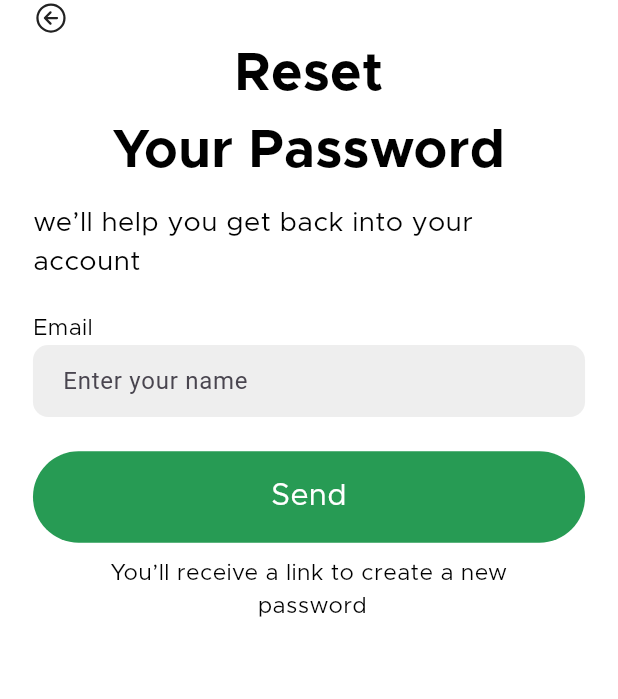
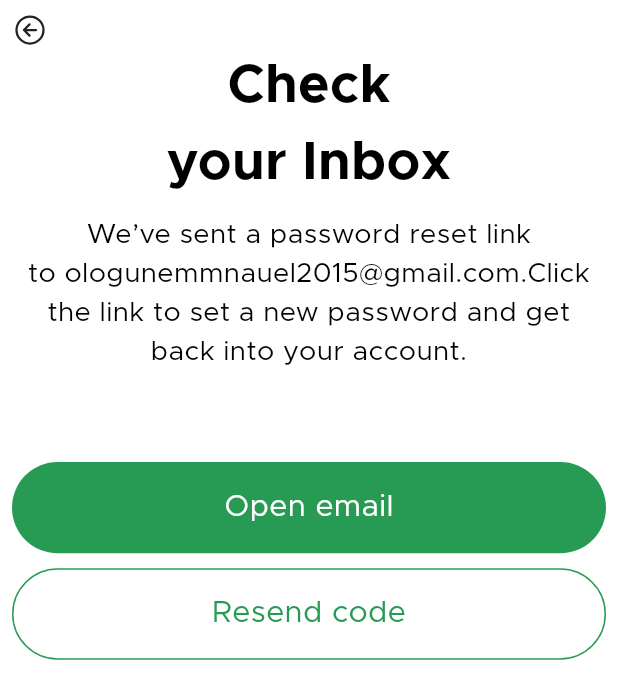
Before and after one commit to noyevate/trash2cash, a Flutter app: the ForgotPassword screen opened directly, after a tap on "Send", on a phone screen of 412 x 824 dp. Shown: the top 699 px of the screen. Run offline on Flutter 3.47's test engine with Material 3 defaults, Android fonts, the phone set to English and light mode, and no system bars; our stand-ins replace email_validator, flutter_screenutil, ionicons.

Commit message:
(Reset Pass) Resswt password page UI

```diff
--- /dev/null
+++ b/lib/features/Auth/presentation/pages/check_inbox.dart
@@ -0,0 +1,115 @@
+import 'package:flutter/material.dart';
+import 'package:flutter_screenutil/flutter_screenutil.dart';
+import 'package:ionicons/ionicons.dart';
+import 'package:trash2cash/constants/color_extension.dart';
+import 'package:trash2cash/constants/r_text.dart';
+import 'package:trash2cash/constants/space_exs.dart';
+
+class CheckInbox extends StatelessWidget {
+  const CheckInbox({super.key, required this.email});
+
+  final String email;
+
+  @override
+  Widget build(BuildContext context) {
+    return Scaffold(
+      backgroundColor: Colors.white,
+      body: SafeArea(
+        child: Padding(
+          padding: const EdgeInsets.all(8.0),
+          child: Column(
+            children: [
+              GestureDetector(
+                  onTap: () {
+                    Navigator.pop(context);
+                  },
+                  child: Align(
+                    alignment: Alignment.centerLeft,
+                    child: Icon(Ionicons.arrow_back_circle_outline)),
+                ),
+                Center(
+                      child: RText(
+                            title: "Check\nyour Inbox",
+                            textAlign: TextAlign.center,
+                            style: TextStyle(
+                                color: Colors.black,
+                                fontSize: 35.sp,
+                                fontWeight: FontWeight.bold)),
+                    ),
+
+                10.l,
+                Center(
+                  child: RText(
+                      title: "We’ve sent a password reset link\nto ologunemmnauel2015@gmail.com.Click\nthe link to set a new password and get\nback into your account.",
+                      textAlign: TextAlign.center,
+                      style: TextStyle(
+                          color: Colors.black,
+                          fontSize: 18.sp,
+                          fontWeight: FontWeight.w400)),
+                ),
+
+
+                60.l,
+
+                GestureDetector(
+                onTap: () {
+                  // Navigator.push(
+                  //   context,
+                  //   MaterialPageRoute(
+                  //       builder: (BuildContext context) => CheckInbox(email: emailTextEditingController.text,)),
+                  // );
+
+                },
+                child: Container(
+                  height: 60.h,
+                  width: double.infinity,
+                  decoration: BoxDecoration(
+                      color: Tcolor.PrimaryGreen,
+                      borderRadius: BorderRadius.circular(30.r)),
+                  child: Center(
+                    child: RText(
+                      title: "Open email",
+                      style: TextStyle(
+                          fontSize: 20.sp,
+                          color: Colors.white,
+                          fontWeight: FontWeight.w400),
+                    ),
+                  ),
+                ),
+              ),
+              10.l,
+              GestureDetector(
+                onTap: () {
+                  // Navigator.push(
+                  //   context,
+                  //   MaterialPageRoute(
+                  //       builder: (BuildContext context) => CheckInbox(email: emailTextEditingController.text,)),
+                  // );
+
+                },
+                child: Container(
+                  height: 60.h,
+                  width: double.infinity,
+                  decoration: BoxDecoration(
+                      // color: Tcolor.PrimaryGreen,
+                      border: Border.all(color: Tcolor.PrimaryGreen),
+                      borderRadius: BorderRadius.circular(30.r)),
+                  child: Center(
+                    child: RText(
+                      title: "Resend code",
+                      style: TextStyle(
+                          fontSize: 20.sp,
+                          color: Tcolor.PrimaryGreen,
+                          fontWeight: FontWeight.w400),
+                    ),
+                  ),
+                ),
+              ),
+              10.l,
+            ],
+          ),
+        ),
+      ),
+    );
+  }
+}
--- a/lib/features/Auth/presentation/pages/forgot_password.dart
+++ b/lib/features/Auth/presentation/pages/forgot_password.dart
@@ -6,6 +6,7 @@
 import 'package:trash2cash/constants/custom_form.dart';
 import 'package:trash2cash/constants/r_text.dart';
 import 'package:trash2cash/constants/space_exs.dart';
+import 'package:trash2cash/features/Auth/presentation/pages/check_inbox.dart';
 
 class ForgotPassword extends StatelessWidget {
   const ForgotPassword({super.key});
@@ -18,7 +19,7 @@
       backgroundColor: Colors.white,
       body: SafeArea(
         child: Padding(
-          padding: EdgeInsets.only(left: 20.w, right: 20.w),
+          padding: EdgeInsets.only(left: 15.w, right: 15.w, top: 10.h),
           child: Column(
             crossAxisAlignment: CrossAxisAlignment.start,
             children: [
@@ -57,7 +58,7 @@
               CustomForm(
                 darkTheme: false,
                 prefixIcon: null,
-                hintText: "Enter your name",
+                hintText: "Enter your email",
                 controller: emailTextEditingController,
                 validator: (text) {
                   if (text == null || text.isEmpty) {
@@ -79,11 +80,11 @@
 
               GestureDetector(
                 onTap: () {
-                  // Navigator.push(
-                  //   context,
-                  //   MaterialPageRoute(
-                  //       builder: (BuildContext context) => RegisterPage()),
-                  // );
+                  Navigator.push(
+                    context,
+                    MaterialPageRoute(
+                        builder: (BuildContext context) => CheckInbox(email: emailTextEditingController.text,)),
+                  );
 
                   print(emailTextEditingController.text);
                 },
--- a/pubspec.yaml
+++ b/pubspec.yaml
@@ -40,6 +40,7 @@
   equatable: ^2.0.7
   email_validator: ^3.0.0
   ionicons: ^0.2.2
+  fluttertoast: ^8.2.12
 
 dev_dependencies:
   flutter_test:
```
Also changed, not shown: lib/features/Auth/presentation/pages/sset_new_pass.dart (added, +183 -0 lines), pubspec.lock.
